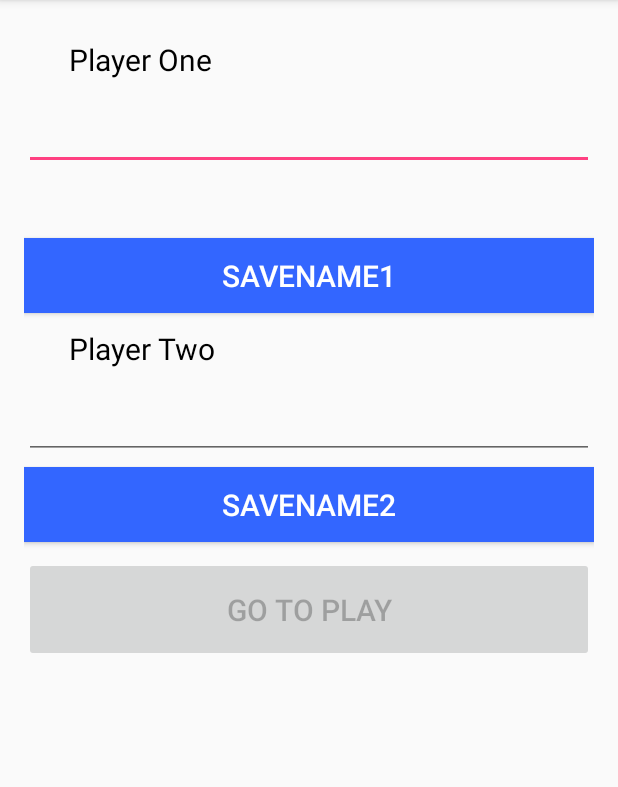
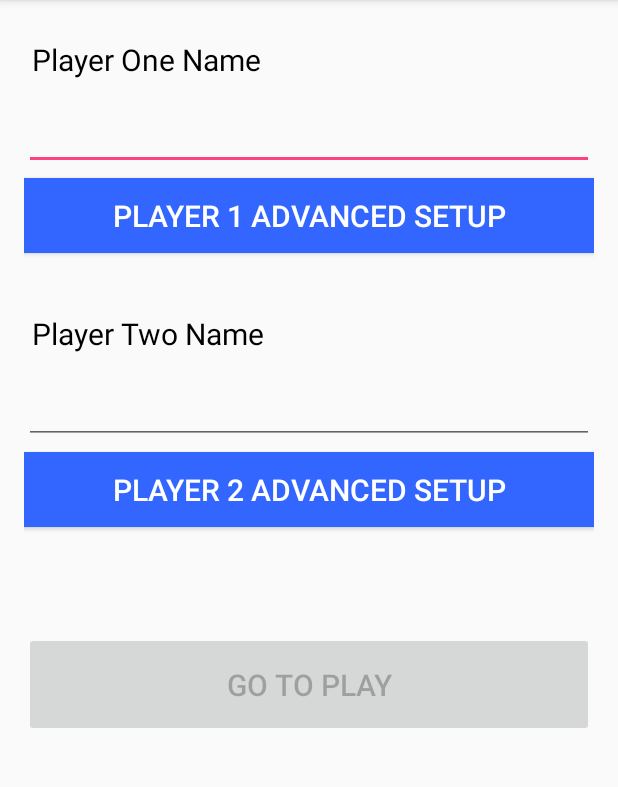
Before and after one commit to mueller04/DroidEverCraft, an Android app: the screen it shows after launch (MainActivity), on a phone screen of 412 x 824 dp, the part 84-871 px from its top. Run offline under Robolectric (Android 15) with nearby library versions, the phone set to English and light mode, and no system bars.

Commit message:
Intents added to get to advanced setup

```diff
--- a/app/src/main/res/layout/activity_main.xml
+++ b/app/src/main/res/layout/activity_main.xml
@@ -15,19 +15,18 @@
         android:id="@+id/character1"
         android:layout_marginTop="10dp"
         android:layout_marginRight="30dp"
-        android:layout_marginLeft="30dp"
+        android:layout_marginLeft="5dp"
         android:layout_width="wrap_content"
         android:layout_height="wrap_content"
         android:textColor="#000000"
         android:textSize="20dp"
-        android:text="Player One" />
+        android:text="Player One Name" />
 
     <EditText
         android:id="@+id/character1_name_input"
         android:layout_marginTop="10dp"
         android:layout_width="match_parent"
         android:layout_height="50dp"
-        android:layout_marginBottom="40dp"
         android:maxLength="20"
         android:inputType="text" />
 
@@ -37,22 +36,22 @@
         android:layout_height="50dp"
         android:minHeight="0dp"
         android:minWidth="0dp"
-        android:text="SaveName1"
+        android:text="Player 1 Advanced Setup"
         android:textSize="20dp"
         android:textColor="@color/white"
         android:background="@color/blue"
-        android:onClick="saveCharacter1"/>
+        android:onClick="goToCharacter1Setup"/>
 
     <TextView
         android:id="@+id/character2"
-        android:layout_marginTop="10dp"
+        android:layout_marginTop="40dp"
         android:layout_marginRight="30dp"
-        android:layout_marginLeft="30dp"
+        android:layout_marginLeft="5dp"
         android:layout_width="wrap_content"
         android:layout_height="wrap_content"
         android:textColor="#000000"
         android:textSize="20dp"
-        android:text="Player Two" />
+        android:text="Player Two Name" />
 
     <EditText
         android:id="@+id/character2_name_input"
@@ -68,17 +67,17 @@
         android:layout_height="50dp"
         android:minHeight="0dp"
         android:minWidth="0dp"
-        android:text="SaveName2"
+        android:text="Player 2 Advanced Setup"
         android:textSize="20dp"
         android:background="@color/blue"
         android:textColor="@color/white"
-        android:onClick="saveCharacter2"/>
+        android:onClick="goToCharacter2Setup"/>
 
     <Button
         android:id="@+id/goToPlayButton"
         android:layout_width="match_parent"
         android:layout_height="70dp"
-        android:layout_marginTop="10dp"
+        android:layout_marginTop="70dp"
         android:layout_marginBottom="1dp"
         android:minHeight="0dp"
         android:minWidth="0dp"
--- a/app/src/main/res/values/strings.xml
+++ b/app/src/main/res/values/strings.xml
@@ -1,4 +1,5 @@
 <resources>
     <string name="app_name">DroidEverCraft</string>
     <string name="title_activity_play_game">PlayGame</string>
+    <string name="title_activity_character_setup">CharacterSetup</string>
 </resources>
```
Also changed, not shown: app/src/main/AndroidManifest.xml (+9 -0 lines), app/src/main/java/com/example/mike/droidevercraft/MainActivity.java (+16 -4 lines).
